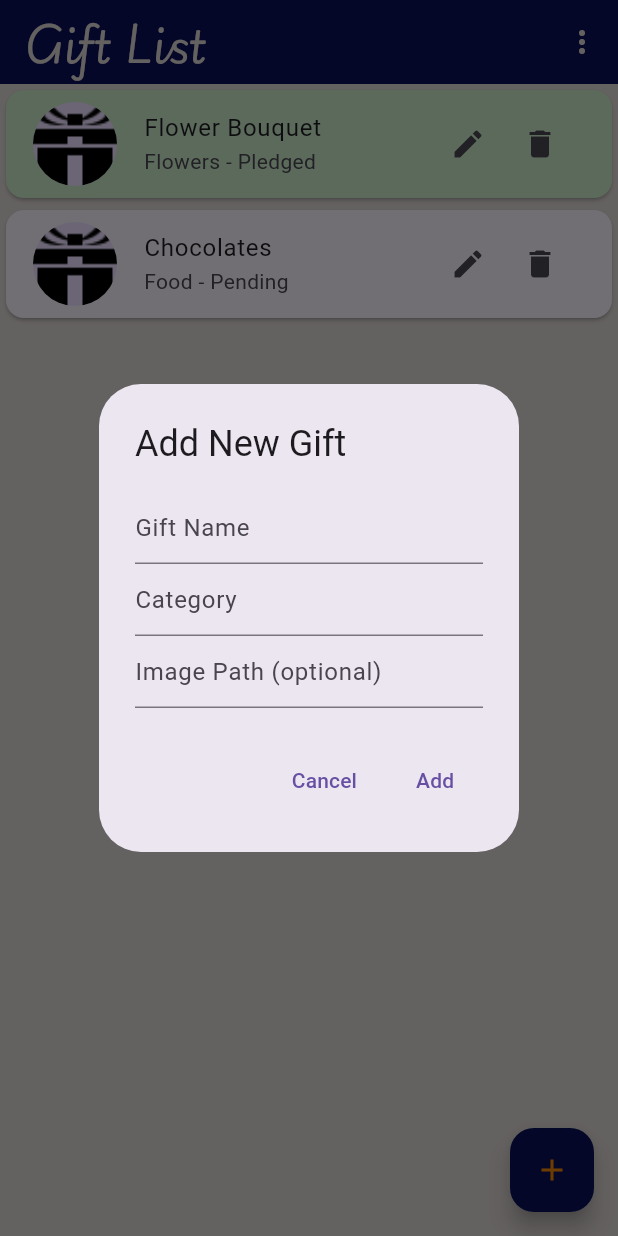
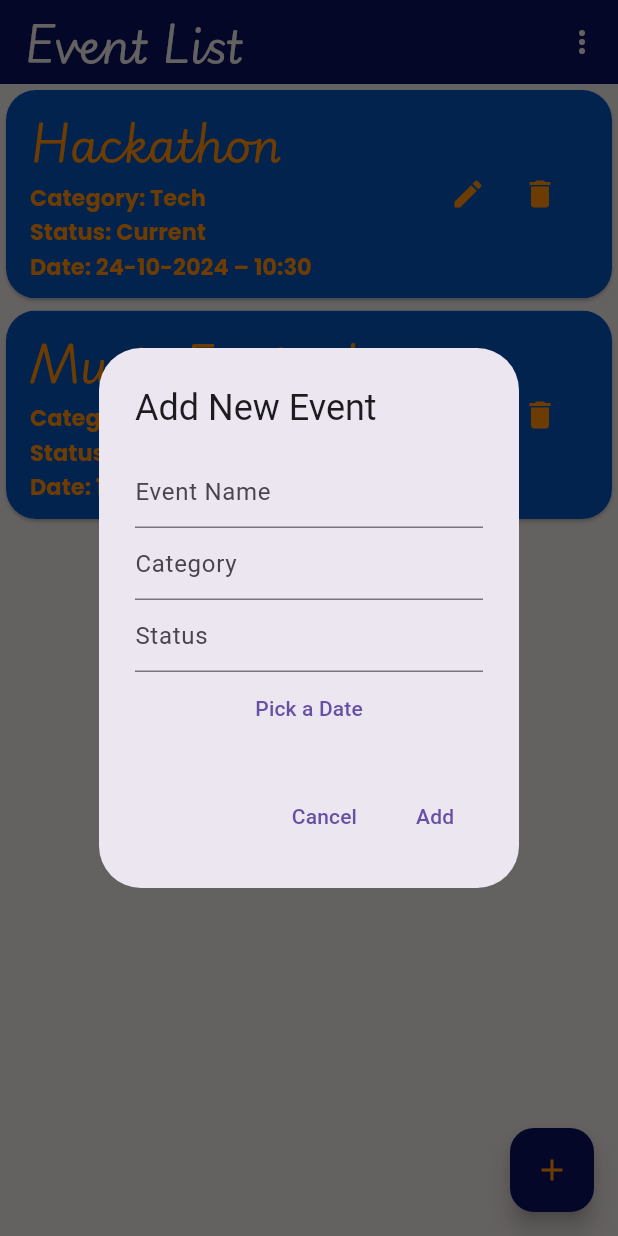
Before and after one commit to Sasa-Indeed/MobileDev_Project-Assessment, a Flutter app: the screen it shows after launch, after a tap on the "delete" icon, after a tap on the "add" icon, on a phone screen of 412 x 824 dp. Run offline on Flutter 3.47's test engine with Material 3 defaults, Android fonts, the phone set to English and light mode, and no system bars; missing offline and left inert: circular_menu; network calls fail.

Commit message:
Added Event list page

```diff
--- a/Hedieaty_APP/lib/main.dart
+++ b/Hedieaty_APP/lib/main.dart
@@ -2,16 +2,19 @@ import 'package:flutter/material.dart';
 import 'pages/home_page.dart';
 import 'pages/profile_page.dart';
 import 'pages/gift_page.dart';
+import 'pages/event_list_page.dart';
+
 
 void main() {
   runApp(
       MaterialApp(
         title: "Hedieaty",
-        home:  GiftListPage(),
+        home:  EventListPage(),
         routes: {
           "/Home" : (context) => HomeScreen(),
           "/ProfilePage": (context) => ProfileScreen(),
-          "/GiftPage": (context) => GiftListPage()
+          "/GiftPage": (context) => GiftListPage(),
+          "/EventListPage" : (context) => EventListPage(),
         },
       )
   );
--- /dev/null
+++ b/Hedieaty_APP/lib/pages/event_list_page.dart
@@ -0,0 +1,270 @@
+import 'package:flutter/material.dart';
+import 'package:hedieaty_app/custom_widgets/colors.dart';
+import 'package:intl/intl.dart'; // Import for date formatting
+
+class Event {
+  String name;
+  String category;
+  DateTime date;
+  String status; // "Upcoming", "Current", "Past"
+
+  Event({
+    required this.name,
+    required this.category,
+    required this.date,
+    required this.status,
+  });
+}
+
+class EventListPage extends StatefulWidget {
+  const EventListPage({super.key});
+
+  @override
+  _EventListPageState createState() => _EventListPageState();
+}
+
+class _EventListPageState extends State<EventListPage> {
+  List<Event> events = [
+    Event(name: 'Conference', category: 'Business', date: DateTime.now().add(Duration(days: 10)), status: 'Upcoming'),
+    Event(name: 'Hackathon', category: 'Tech', date: DateTime.now(), status: 'Current'),
+    Event(name: 'Music Festival', category: 'Entertainment', date: DateTime.now().subtract(Duration(days: 5)), status: 'Past'),
+  ];
+
+  String selectedSortCriteria = 'name';
+  DateTime? newDate;
+
+  // Function to sort events
+  void _sortEvents(String criteria) {
+    setState(() {
+      if (criteria == 'name') {
+        events.sort((a, b) => a.name.compareTo(b.name));
+      } else if (criteria == 'category') {
+        events.sort((a, b) => a.category.compareTo(b.category));
+      } else if (criteria == 'status') {
+        events.sort((a, b) => a.status.compareTo(b.status));
+      }
+    });
+  }
+
+  // Function to delete an event
+  void _deleteEvent(int index) {
+    setState(() {
+      events.removeAt(index);
+    });
+  }
+
+  // Function to add a new event (this is just a placeholder)
+  void _addEvent() {
+    showDialog(
+        context: context,
+        builder: (context) {
+          String newName = '';
+          String newCategory = '';
+          String newStatus = '';
+          return AlertDialog(
+            title: const Text("Add New Event"),
+            content: Column(
+              mainAxisSize: MainAxisSize.min,
+              children: [
+                TextField(
+                  decoration: const InputDecoration(hintText: "Event Name"),
+                  onChanged: (value) => newName = value,
+                ),
+                TextField(
+                  decoration: const InputDecoration(hintText: "Category"),
+                  onChanged: (value) => newCategory = value,
+                ),
+                TextField(
+                  decoration: const InputDecoration(hintText: "Status"),
+                  onChanged: (value) => newStatus = value,
+                ),
+                TextButton(
+                    child:  Text(newDate != null ? "Date: ${_formatDateTime(newDate!)}" : "Pick a Date"),
+                    onPressed: () async {
+                      DateTime? pickedDate = await _pickDateTime(context);
+                      setState(() {
+                        if(pickedDate != null){
+                          newDate = pickedDate;
+                        }else{
+                          newDate = DateTime.now();
+                        }
+                      });
+                      //(context as Element).markNeedsBuild();
+                    },
+                )
+              ],
+            ),
+            actions: [
+              TextButton(
+                child: const Text("Cancel"),
+                onPressed: () => Navigator.of(context).pop(),
+              ),
+              TextButton(
+                child: const Text("Add"),
+                onPressed: () {
+                  if (newName.isNotEmpty && newCategory.isNotEmpty && newCategory.isNotEmpty && (newDate != null)) {
+                    setState(() {
+                        events.add(Event(name: newName, category: newCategory, status: newStatus, date: newDate!));
+                    });
+                    Navigator.of(context).pop();
+                  }
+                },
+              ),
+            ],
+          );
+        });
+  }
+
+  // Function to edit an event (this is just a placeholder)
+  void _editEvent(int index) {
+    // Add your code for editing events here
+  }
+
+  // Function to format date and time
+  String _formatDateTime(DateTime dateTime) {
+    return DateFormat('dd-MM-yyyy – kk:mm').format(dateTime);
+  }
+
+  Future<DateTime?> _pickDateTime(BuildContext context) async {
+    // Step 1: Pick the date
+    DateTime? pickedDate = await showDatePicker(
+      context: context,
+      initialDate: DateTime.now(),
+      firstDate: DateTime(2000),
+      lastDate: DateTime(2100),
+    );
+
+    // If no date is selected, return null
+    if (pickedDate == null) return null;
+
+    // Step 2: Pick the time
+    TimeOfDay? pickedTime = await showTimePicker(
+      context: context,
+      initialTime: TimeOfDay.now(),
+    );
+
+    // If no time is selected, return null
+    if (pickedTime == null) return null;
+
+    // Step 3: Combine the picked date and time into a DateTime object
+    final DateTime combinedDateTime = DateTime(
+      pickedDate.year,
+      pickedDate.month,
+      pickedDate.day,
+      pickedTime.hour,
+      pickedTime.minute,
+    );
+
+    return combinedDateTime;
+  }
+
+
+  @override
+  Widget build(BuildContext context) {
+    return Scaffold(
+      backgroundColor: MyColors.gray,
+      appBar: AppBar(
+        title: const Text(
+            'Event List',
+            style: TextStyle(
+                color: MyColors.gray,
+                fontFamily: "playWrite",
+                fontSize: 30
+            ),
+          ),
+        backgroundColor: MyColors.navy,
+        actions: [
+          PopupMenuButton<String>(
+            onSelected: _sortEvents,
+            iconColor: MyColors.gray,
+            color: MyColors.navy,
+            shape: const RoundedRectangleBorder(
+                borderRadius: BorderRadius.all(
+                  Radius.circular(20),
+                )
+            ),
+            itemBuilder: (BuildContext context) {
+              return {'name', 'category', 'status'}.map((String choice) {
+                return PopupMenuItem<String>(
+                  value: choice,
+                  child: Text(
+                      'Sort by $choice',
+                      style: const TextStyle(
+                        color: MyColors.orange,
+                        fontWeight: FontWeight.bold,
+                        fontSize: 15,
+                      ),
+                  ),
+                );
+              }).toList();
+            },
+          ),
+        ],
+      ),
+      body: ListView.builder(
+        itemCount: events.length,
+        itemBuilder: (context, index) {
+          return Card(
+              shape: const RoundedRectangleBorder(
+                  borderRadius: BorderRadius.all(
+                    Radius.circular(20),
+                  )
+              ),
+              child: ListTile(
+                shape: const RoundedRectangleBorder(
+                    borderRadius: BorderRadius.all(
+                      Radius.circular(20),
+                    )
+                ),
+                iconColor: MyColors.orange,
+                minVerticalPadding: 10,
+                tileColor: MyColors.blue,
+                textColor: MyColors.orange,
+                title: Text(events[index].name),
+                titleTextStyle: const TextStyle(
+                    color: MyColors.gray,
+                    fontFamily: "playWrite",
+                    fontSize: 30,
+                ),
+                subtitle: Column(
+                  crossAxisAlignment: CrossAxisAlignment.start,
+                  children: [
+                    Text('Category: ${events[index].category}'),
+                    Text('Status: ${events[index].status}'),
+                    Text('Date: ${_formatDateTime(events[index].date)}'), // Display date and time
+                  ],
+                ),
+                subtitleTextStyle: const  TextStyle(
+                    color: MyColors.gray,
+                    fontFamily: "poppins",
+                    fontSize: 15,
+                ),
+                trailing: Row(
+                  mainAxisSize: MainAxisSize.min,
+                  children: [
+                    IconButton(
+                      icon: const Icon(Icons.edit),
+                      onPressed: () => _editEvent(index),
+                    ),
+                    IconButton(
+                      icon: const Icon(Icons.delete),
+                      onPressed: () => _deleteEvent(index),
+                    ),
+                  ],
+                ),
+              )
+          );
+        },
+      ),
+      floatingActionButton: FloatingActionButton(
+        onPressed: _addEvent,
+        backgroundColor: MyColors.navy,
+        tooltip: 'Add Event',
+        child: const Icon(
+          Icons.add,
+          color: MyColors.orange,
+        ),
+      ),
+    );
+  }
+}
```
Also changed, not shown: Hedieaty_APP/pubspec.yaml (+7 -0 lines), Hedieaty_APP/asset/Arima-VariableFont_wght.ttf (added), Hedieaty_APP/asset/Poppins-Bold.ttf (added), Hedieaty_APP/pubspec.lock.
